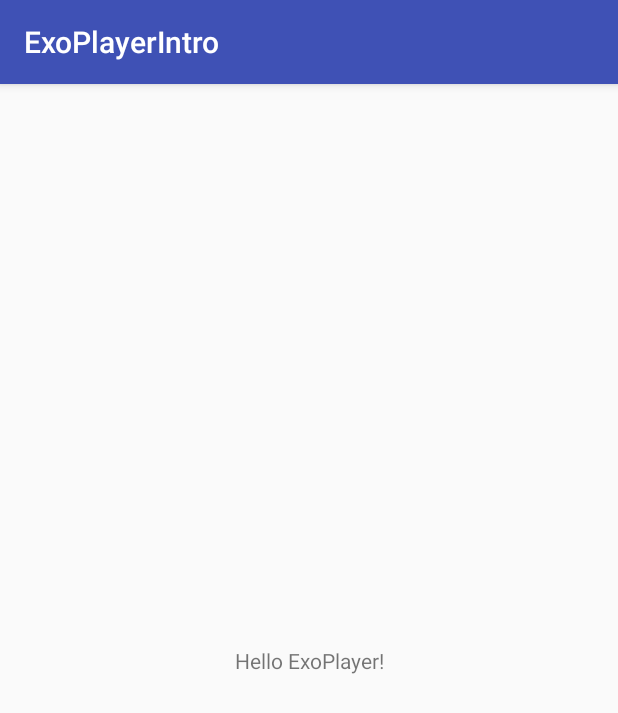
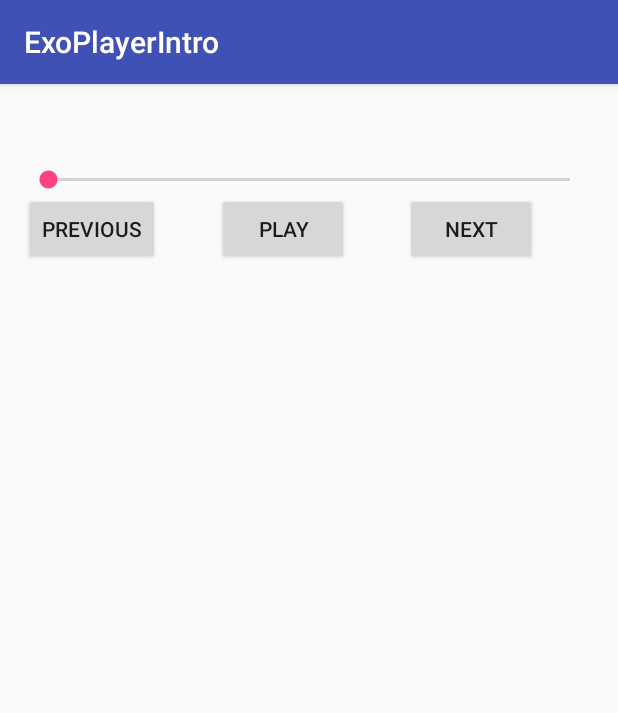
Before and after one commit to CasterIO/ExoPlayerIntro, an Android app: the screen it shows after launch (MainActivity), on a phone screen of 412 x 824 dp. Shown: the top 713 px of the screen. Run offline under Robolectric (Android 15) with nearby library versions, the phone set to English and light mode, and no system bars; libraries missing offline, so code that uses them is left out: com.google.android.exoplayer2; 7 statements that could not run were skipped.

Commit message:
Created UI for exoplayer in a service Updated dependencies

```diff
--- a/app/src/main/AndroidManifest.xml
+++ b/app/src/main/AndroidManifest.xml
@@ -16,6 +16,11 @@
         <category android:name="android.intent.category.LAUNCHER"/>
       </intent-filter>
     </activity>
+
+    <service
+      android:name=".ExoPlayerService"
+      android:enabled="true"
+      android:exported="false"/>
   </application>
 
 </manifest>
--- a/app/src/main/res/layout/activity_main.xml
+++ b/app/src/main/res/layout/activity_main.xml
@@ -5,15 +5,57 @@
   xmlns:tools="http://schemas.android.com/tools"
   android:layout_width="match_parent"
   android:layout_height="match_parent"
+  android:padding="16dp"
   tools:context="io.caster.exoplayerintro.MainActivity">
 
   <TextView
+    android:id="@+id/titleTextView"
     android:layout_width="wrap_content"
     android:layout_height="wrap_content"
-    android:text="Hello ExoPlayer!"
-    app:layout_constraintBottom_toBottomOf="parent"
-    app:layout_constraintLeft_toLeftOf="parent"
-    app:layout_constraintRight_toRightOf="parent"
-    app:layout_constraintTop_toTopOf="parent"/>
+    app:layout_constraintStart_toStartOf="parent"
+    app:layout_constraintTop_toTopOf="parent"
+    tools:text="Title: Superman"/>
+
+  <TextView
+    android:id="@+id/timeTextView"
+    android:layout_width="wrap_content"
+    android:layout_height="wrap_content"
+    app:layout_constraintStart_toStartOf="parent"
+    app:layout_constraintTop_toBottomOf="@id/titleTextView"
+    tools:text="Time: 00:29/3:28"/>
+
+  <android.support.v7.widget.AppCompatSeekBar
+    android:id="@+id/seekbar"
+    android:layout_width="0dp"
+    android:layout_height="wrap_content"
+    app:layout_constraintEnd_toEndOf="parent"
+    app:layout_constraintStart_toStartOf="parent"
+    app:layout_constraintTop_toBottomOf="@id/timeTextView"/>
+
+  <Button
+    android:id="@+id/prevButton"
+    android:layout_width="wrap_content"
+    android:layout_height="wrap_content"
+    android:text="Previous"
+    app:layout_constraintStart_toStartOf="parent"
+    app:layout_constraintTop_toBottomOf="@id/seekbar"/>
+
+  <Button
+    android:id="@+id/togglePlaybackButton"
+    android:layout_width="wrap_content"
+    android:layout_height="wrap_content"
+    android:text="Play"
+    app:layout_constraintEnd_toStartOf="@+id/nextButton"
+    app:layout_constraintStart_toEndOf="@id/prevButton"
+    app:layout_constraintTop_toBottomOf="@id/seekbar"/>
+
+  <Button
+    android:id="@+id/nextButton"
+    android:layout_width="wrap_content"
+    android:layout_height="wrap_content"
+    android:text="Next"
+    app:layout_constraintEnd_toEndOf="parent"
+    app:layout_constraintStart_toEndOf="@id/togglePlaybackButton"
+    app:layout_constraintTop_toBottomOf="@id/seekbar"/>
 
 </android.support.constraint.ConstraintLayout>
--- a/build.gradle
+++ b/build.gradle
@@ -6,7 +6,7 @@ buildscript {
     jcenter()
   }
   dependencies {
-    classpath 'com.android.tools.build:gradle:2.3.3'
+    classpath 'com.android.tools.build:gradle:3.0.0'
     classpath "org.jetbrains.kotlin:kotlin-gradle-plugin:$kotlin_version"
 
     // NOTE: Do not place your application dependencies here; they belong
```
Also changed, not shown: app/build.gradle (+12 -10 lines), app/src/main/java/io/caster/exoplayerintro/ExoPlayerService.kt (added, +10 -0 lines), gradle/wrapper/gradle-wrapper.properties.
